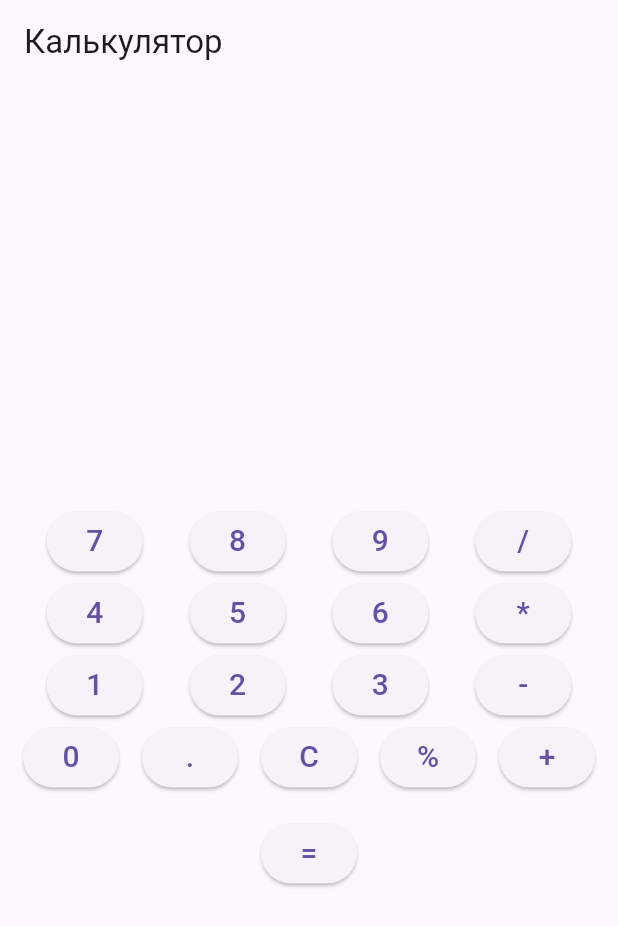
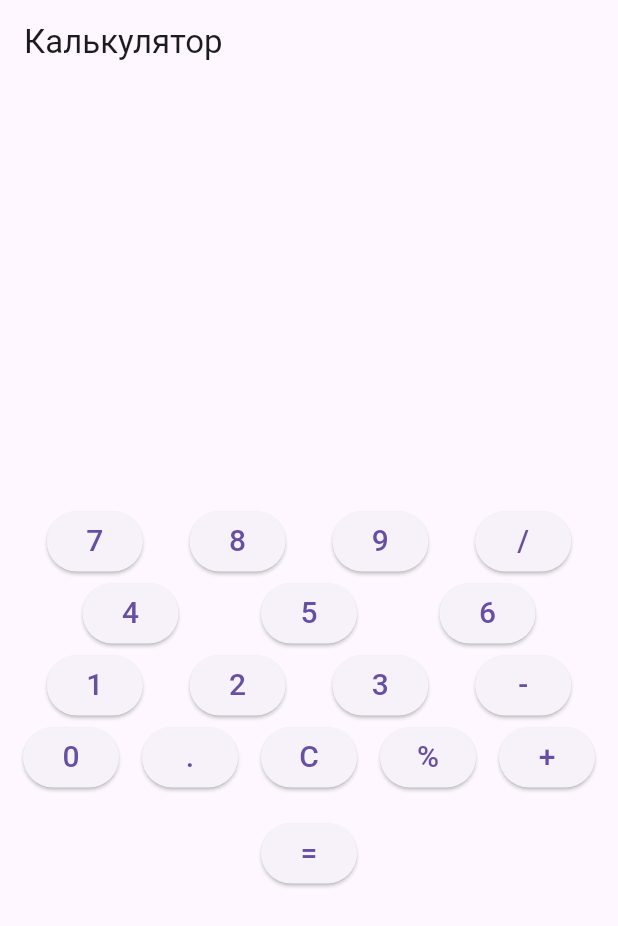
Before and after one commit to SaparkhanAdilet/Calculator, a Flutter app: the screen it shows after launch, on a phone screen of 412 x 824 dp. Shown: the top 926 px of the screen. Run offline on Flutter 3.47's test engine with Material 3 defaults, Android fonts, the phone set to English and light mode, and no system bars; our stand-ins replace math_expressions.

Commit message:
third  commit

```diff
--- a/lib/main.dart
+++ b/lib/main.dart
@@ -51,7 +51,7 @@ class _CalculatorScreenState extends State<CalculatorScreen> {
               _buildButton('4'),
               _buildButton('5'),
               _buildButton('6'),
-              _buildButton('*'),
+
             ],
           ),
           Row(
```
